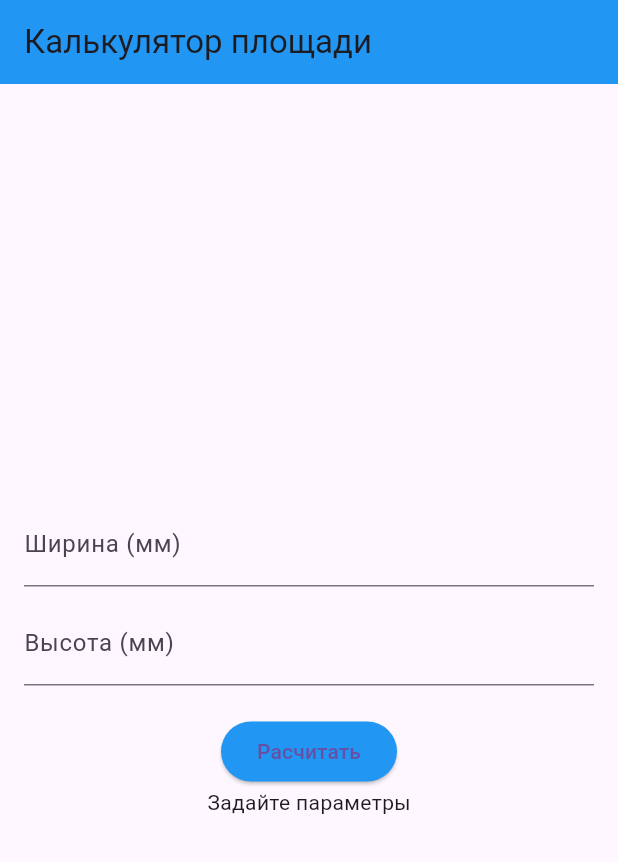
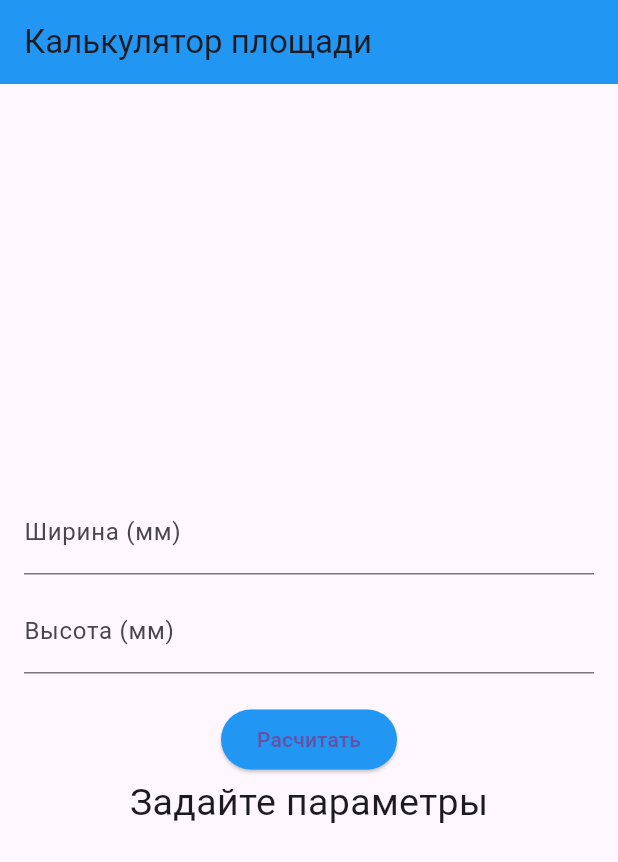
Before and after one commit to EmilBreakInCode/flutter_forms, a Flutter app: the screen it shows after launch, on a phone screen of 412 x 824 dp. Shown: the top 862 px of the screen. Run offline on Flutter 3.47's test engine with Material 3 defaults, Android fonts, the phone set to English and light mode, and no system bars.

```diff
--- a/lib/main.dart
+++ b/lib/main.dart
@@ -92,7 +92,8 @@ class _AreaCalculatorState extends State<AreaCalculator> {
                   ),
                   child: const Text('Расчитать'),
                 ),
-                Text(result),
+                Text(result,
+                style: TextStyle(fontSize: 25)),
               ]
           )
       ),
```
